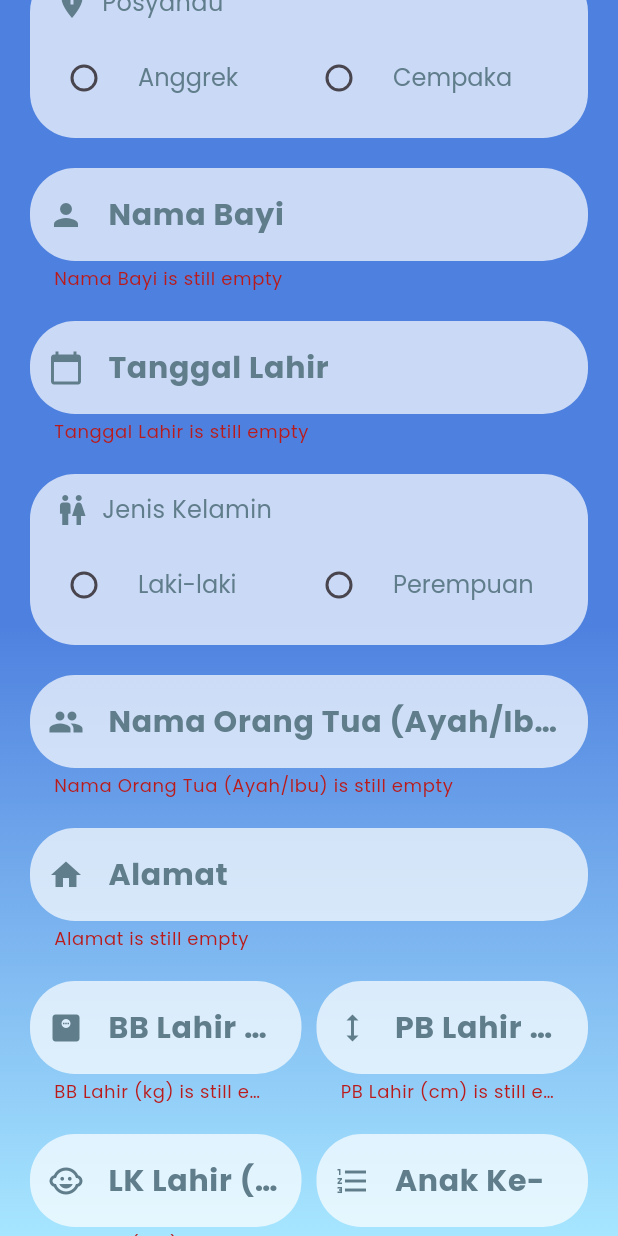
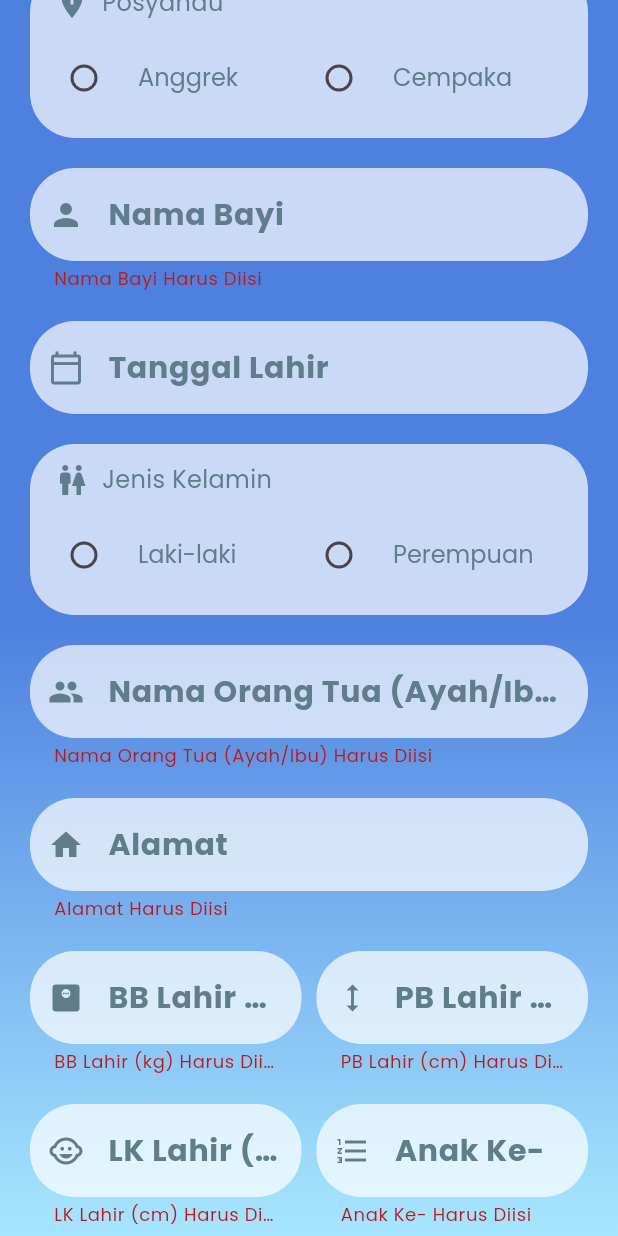
Before and after one commit to NurYahya24/sipanda, a Flutter app: the InputDataPage screen opened directly, scrolled down 198 dp, after a tap on "Simpan", on a phone screen of 412 x 824 dp. Run offline on Flutter 3.47's test engine with Material 3 defaults, Android fonts, the phone set to English and light mode, and no system bars; our stand-ins replace cloud_firestore, firebase_auth, firebase_core; missing offline and left inert: d_chart; accounts and stored records are empty.

Commit message:
gak tau lupa

```diff
--- a/lib/contents/BBgraph.dart
+++ b/lib/contents/BBgraph.dart
@@ -12,5 +12,5 @@ class BBgraph{
 }
 
 List<BBgraph> BBGraphMale = [
-
+  BBgraph(bulan: 0, score: 2.1, garis: '-3SD'),
 ];
--- a/lib/pages/add_data.dart
+++ b/lib/pages/add_data.dart
@@ -1,4 +1,8 @@
+import 'package:cloud_firestore/cloud_firestore.dart';
 import 'package:flutter/material.dart';
+import 'package:flutter/services.dart';
+import 'package:sipanda/auth/binding.dart';
+import 'package:intl/intl.dart';
 
 class InputDataPage extends StatefulWidget {
   const InputDataPage({Key? key}) : super(key: key);
@@ -10,6 +14,16 @@ class InputDataPage extends StatefulWidget {
 class _InputDataPageState extends State<InputDataPage> {
   final _formKey = GlobalKey<FormState>();
   String? _selectedGender, _selectedPlace;
+  FirebaseFirestore fs = FirebaseFirestore.instance;
+  var _nama = TextEditingController();
+  var _tgl = TextEditingController();
+  var _ortu = TextEditingController();
+  var _alamat = TextEditingController();
+  var _BBL = TextEditingController();
+  var _PBL = TextEditingController();
+  var _LKL = TextEditingController();
+  var _anak = TextEditingController();
+
 
   void _handleGenderChange(String? value) {
   setState(() {
@@ -62,23 +76,25 @@ void _handlePlaceChange(String? value) {
                   const SizedBox(height: 50),
                   _radioButton('Posyandu', Icons.add_location, 'Anggrek', 'Cempaka', _selectedPlace, _handlePlaceChange),
                   const SizedBox(height: 20),
-                  _textField('Nama Bayi', Icons.person, false),
+                  _textField('Nama Bayi', Icons.person, false, false, _nama),
                   const SizedBox(height: 20),
-                  _textField('Tanggal Lahir', Icons.calendar_today, false),
+                  _dateTime(),
                   const SizedBox(height: 20),
                   _radioButton('Jenis Kelamin', Icons.wc, 'Laki-laki', 'Perempuan', _selectedGender, _handleGenderChange),
                   const SizedBox(height: 20),
-                  _textField('Nama Orang Tua (Ayah/Ibu)', Icons.people, false),
+                  _textField('Nama Orang Tua (Ayah/Ibu)', Icons.people, false, false, _ortu),
                   const SizedBox(height: 20),
-                  _textField('Alamat', Icons.home, false),
+                  _textField('Alamat', Icons.home, false, false, _alamat),
                   const SizedBox(height: 20),
-                  _spaceBetweenField('BB Lahir (kg)', 'PB Lahir (cm)', Icons.monitor_weight, Icons.height),
+                  _spaceBetweenField('BB Lahir (kg)', 'PB Lahir (cm)', Icons.monitor_weight, Icons.height, _BBL, _PBL),
                   const SizedBox(height: 20),
-                  _spaceBetweenField('LK Lahir (cm)', 'Anak Ke-', Icons.child_care, Icons.format_list_numbered),
+                  _spaceBetweenField('LK Lahir (cm)', 'Anak Ke-', Icons.child_care, Icons.format_list_numbered, _LKL, _anak),
                   const SizedBox(height: 30),
                   ElevatedButton(
                     onPressed: () {
-                      if (_formKey.currentState?.validate() ?? false) {}
+                      if (_formKey.currentState?.validate() ?? false) {
+                        addBayi(_selectedPlace.toString(),_nama.text, _alamat.text, _tgl.text, _selectedGender.toString(), double.parse(_BBL.text), double.parse(_PBL.text), double.parse(_LKL.text), double.parse(_anak.text), _ortu.text);
+                      }
                     },
                     style: ElevatedButton.styleFrom(
                       padding: const EdgeInsets.symmetric(horizontal: 100, vertical: 15),
@@ -106,11 +122,45 @@ void _handlePlaceChange(String? value) {
     );
   }
 
-  Widget _textField(String hintText, IconData icon, bool isPassword) {
+  Widget _dateTime(){
+    return TextField(
+      controller: _tgl,
+      readOnly: true,
+      onTap: () async {
+        DateTime? pickedDate = await showDatePicker(
+          context: context,
+          firstDate: DateTime(1950),
+          lastDate: DateTime(2100));
+        if(pickedDate != null){
+          String formattedDate = DateFormat('dd-MM-yyyy').format(pickedDate);
+          setState(() {
+            _tgl.text = formattedDate;
+          });
+        }
+      },
+      decoration: InputDecoration(
+        hintText: "Tanggal Lahir",
+        hintStyle: const TextStyle(color: Colors.blueGrey),
+        prefixIcon: const Icon(Icons.calendar_today_outlined, color: Colors.blueGrey),
+        filled: true,
+        fillColor: Colors.white70,
+        border: OutlineInputBorder(
+          borderRadius: BorderRadius.circular(30),
+          borderSide: BorderSide.none,
+        ),
+      ),
+      style: const TextStyle(color: Colors.blueGrey),
+    );
+  }
+
+  Widget _textField(String hintText, IconData icon, bool isPassword, bool isDigit, TextEditingController lController) {
     return TextFormField(
+      controller: lController,
+      keyboardType: isDigit? TextInputType.numberWithOptions(decimal:true) : TextInputType.text,
+      inputFormatters: isDigit ? [FilteringTextInputFormatter.allow(RegExp(r'^[0-9]+.?[0-9]*'))] : null,
       validator: (value) {
         if (value == null || value.isEmpty) {
-          return '$hintText is still empty';
+          return '$hintText Harus Diisi';
         }
         return null;
       },
@@ -186,15 +236,15 @@ void _handlePlaceChange(String? value) {
     );
   }
 
-  Widget _spaceBetweenField(String first, String second, IconData icon1, IconData icon2) {
+  Widget _spaceBetweenField(String first, String second, IconData icon1, IconData icon2, TextEditingController controller1, controller2) {
     return Row(
       children: [
         Expanded(
-          child: _textField(first, icon1, false),
+          child: _textField(first, icon1, false, true, controller1),
         ),
         const SizedBox(width: 10),
         Expanded(
-          child: _textField(second, icon2, false),
+          child: _textField(second, icon2, false, true, controller2),
         ),
       ],
     );
```
Also changed, not shown: lib/auth/binding.dart (added, +23 -0 lines), lib/contents/category.dart (+6 -5 lines), lib/pages/home.dart (+40 -12 lines), images/Category_4.png, lib/pages/read_data.dart (added).
